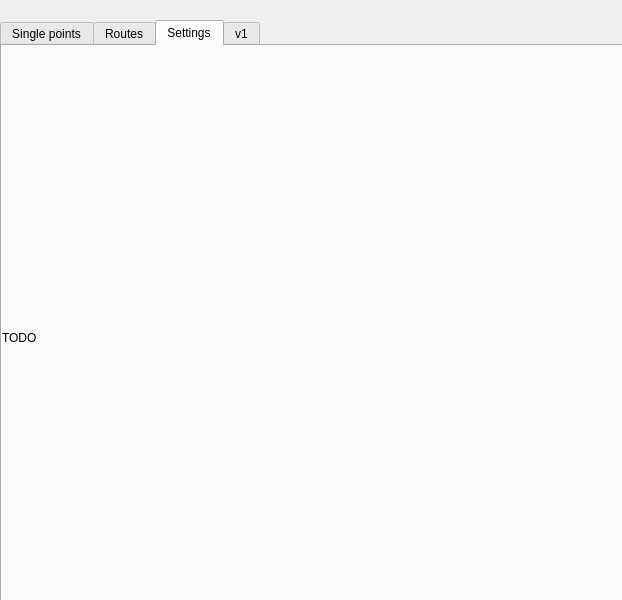
Old version of the form android/android-emu/android/skin/qt/extended-pages/location-page_noMaps.ui in the repository aosp-mirror/platform_external_qemu.
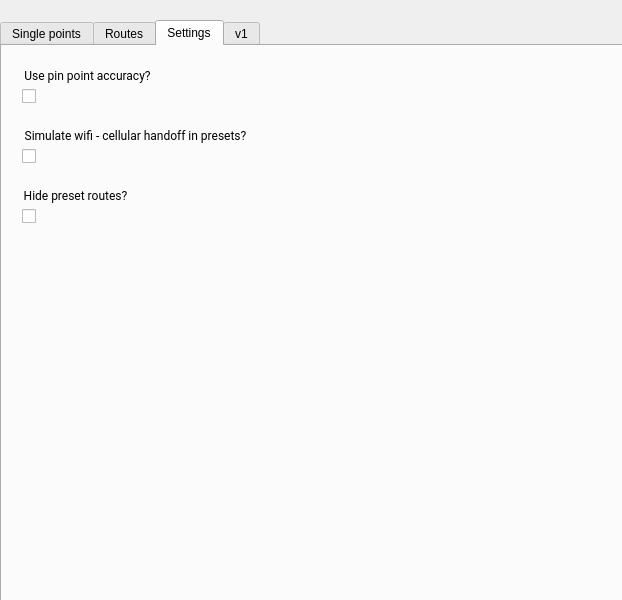
New version of the form. The open tabs and pages were chosen to show the change. Icons and pictures are not drawn. Custom widgets are drawn as their Qt base class.

Commit message:
Settings page updates, minor fixes
- Added controls to settings page (still hidden in UI)
- Minor fixes for searchbox
- Added back in the loading screen, since this is not causing the hang when
switching rapidly between Points and Routes pages

Fixes: N/A
Test: N/A

Patch:
```diff
--- a/android/android-emu/android/skin/qt/extended-pages/location-page_noMaps.ui
+++ b/android/android-emu/android/skin/qt/extended-pages/location-page_noMaps.ui
@@ -462,27 +462,162 @@
     <attribute name="title">
      <string>Settings</string>
     </attribute>
-    <layout class="QGridLayout" name="gridLayout3">
-     <property name="leftMargin">
-      <number>0</number>
+    <widget class="QGroupBox" name="loc_settingsUsePinPointAccuracyLabel">
+     <property name="geometry">
+      <rect>
+       <x>20</x>
+       <y>20</y>
+       <width>581</width>
+       <height>24</height>
+      </rect>
      </property>
-     <property name="topMargin">
-      <number>24</number>
+     <property name="font">
+      <font>
+       <family>Roboto</family>
+      </font>
      </property>
-     <property name="rightMargin">
-      <number>0</number>
+     <property name="styleSheet">
+      <string notr="true">border: 0px;</string>
      </property>
-     <property name="bottomMargin">
-      <number>0</number>
+     <property name="title">
+      <string>Use pin point accuracy?</string>
      </property>
-     <item row="0" column="0">
-      <widget class="QLabel" name="todoLabel">
-       <property name="text">
-        <string>TODO</string>
-       </property>
-      </widget>
-     </item>
-    </layout>
+     <property name="ColorGroup" stdset="0">
+      <string>Title</string>
+     </property>
+    </widget>
+    <widget class="QCheckBox" name="loc_settingsUsePinPointAccuracy">
+     <property name="geometry">
+      <rect>
+       <x>20</x>
+       <y>40</y>
+       <width>86</width>
+       <height>20</height>
+      </rect>
+     </property>
+     <property name="accessibleDescription">
+      <string>Disable mouse wheel</string>
+     </property>
+     <property name="iconSize">
+      <size>
+       <width>24</width>
+       <height>24</height>
+      </size>
+     </property>
+     <property name="checked">
+      <bool>false</bool>
+     </property>
+     <property name="ColorGroup" stdset="0">
+      <string>Toggle</string>
+     </property>
+     <property name="report_metrics" stdset="0">
+      <bool>false</bool>
+     </property>
+    </widget>
+    <widget class="QGroupBox" name="loc_settingsSimulateWifiHandoffLabel">
+     <property name="geometry">
+      <rect>
+       <x>20</x>
+       <y>80</y>
+       <width>581</width>
+       <height>24</height>
+      </rect>
+     </property>
+     <property name="font">
+      <font>
+       <family>Roboto</family>
+      </font>
+     </property>
+     <property name="styleSheet">
+      <string notr="true">border: 0px;</string>
+     </property>
+     <property name="title">
+      <string>Simulate wifi - cellular handoff in presets?</string>
+     </property>
+     <property name="ColorGroup" stdset="0">
+      <string>Title</string>
+     </property>
+    </widget>
+    <widget class="QCheckBox" name="loc_settingsSimulateWifiHandoff">
+     <property name="geometry">
+      <rect>
+       <x>20</x>
+       <y>100</y>
+       <width>86</width>
+       <height>20</height>
+      </rect>
+     </property>
+     <property name="accessibleDescription">
+      <string>Disable mouse wheel</string>
+     </property>
+     <property name="iconSize">
+      <size>
+       <width>24</width>
+       <height>24</height>
+      </size>
+     </property>
+     <property name="checked">
+      <bool>false</bool>
+     </property>
+     <property name="ColorGroup" stdset="0">
+      <string>Toggle</string>
+     </property>
+     <property name="report_metrics" stdset="0">
+      <bool>false</bool>
+     </property>
+    </widget>
+    <widget class="QGroupBox" name="loc_settingsHidePresetRoutesLabel">
+     <property name="geometry">
+      <rect>
+       <x>20</x>
+       <y>140</y>
+       <width>581</width>
+       <height>24</height>
+      </rect>
+     </property>
+     <property name="font">
+      <font>
+       <family>Roboto</family>
+      </font>
+     </property>
+     <property name="styleSheet">
+      <string notr="true">border: 0px;</string>
+     </property>
+     <property name="title">
+      <string>Hide preset routes?</string>
+     </property>
+     <property name="ColorGroup" stdset="0">
+      <string>Title</string>
+     </property>
+    </widget>
+    <widget class="QCheckBox" name="loc_settingsHidePresetRoutes">
+     <property name="geometry">
+      <rect>
+       <x>20</x>
+       <y>160</y>
+       <width>86</width>
+       <height>20</height>
+      </rect>
+     </property>
+     <property name="accessibleDescription">
+      <string>Disable mouse wheel</string>
+     </property>
+     <property name="iconSize">
+      <size>
+       <width>24</width>
+       <height>24</height>
+      </size>
+     </property>
+     <property name="checked">
+      <bool>false</bool>
+     </property>
+     <property name="ColorGroup" stdset="0">
+      <string>Toggle</string>
+     </property>
+     <property name="report_metrics" stdset="0">
+      <bool>false</bool>
+     </property>
+    </widget>
    </widget>
    <widget class="QWidget" name="tab">
     <attribute name="title">
```
The commit also changes 6 other files.
